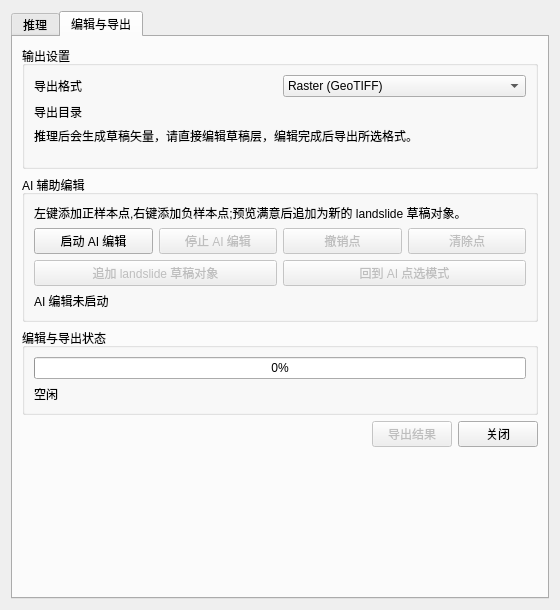
ZDongFan/semantic_segmentation, file land_cover_classification/land_cover_classification_dialog_base.ui: the form before one commit.
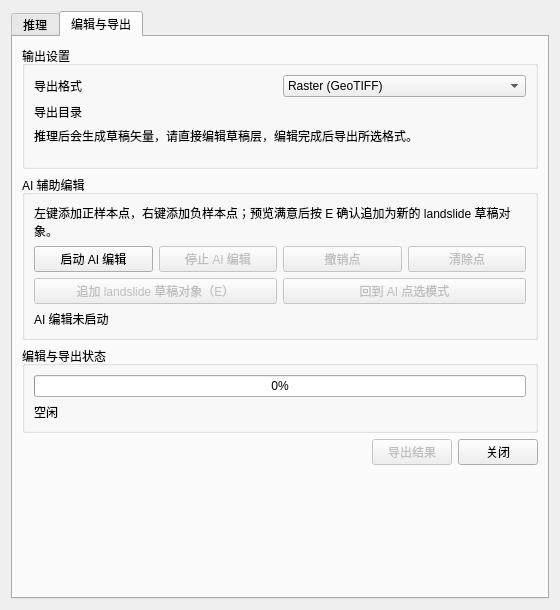
The form after the commit. The open tabs and pages were chosen to show the change. Custom widgets are drawn as their Qt base class.

Commit message: 新增快捷键E对应ai编辑页签中追加滑坡草稿对象

Patch:
```diff
--- a/land_cover_classification/land_cover_classification_dialog_base.ui
+++ b/land_cover_classification/land_cover_classification_dialog_base.ui
@@ -398,7 +398,7 @@
           <item row="0" column="0" colspan="4">
            <widget class="QLabel" name="aiHintLabel">
             <property name="text">
-             <string>左键添加正样本点,右键添加负样本点;预览满意后追加为新的 landslide 草稿对象。</string>
+             <string>左键添加正样本点，右键添加负样本点；预览满意后按 E 确认追加为新的 landslide 草稿对象。</string>
             </property>
             <property name="wordWrap">
              <bool>true</bool>
@@ -448,7 +448,7 @@
              <bool>false</bool>
             </property>
             <property name="text">
-             <string>追加 landslide 草稿对象</string>
+             <string>追加 landslide 草稿对象（E）</string>
             </property>
            </widget>
           </item>
```
The commit also changes 2 other files.
